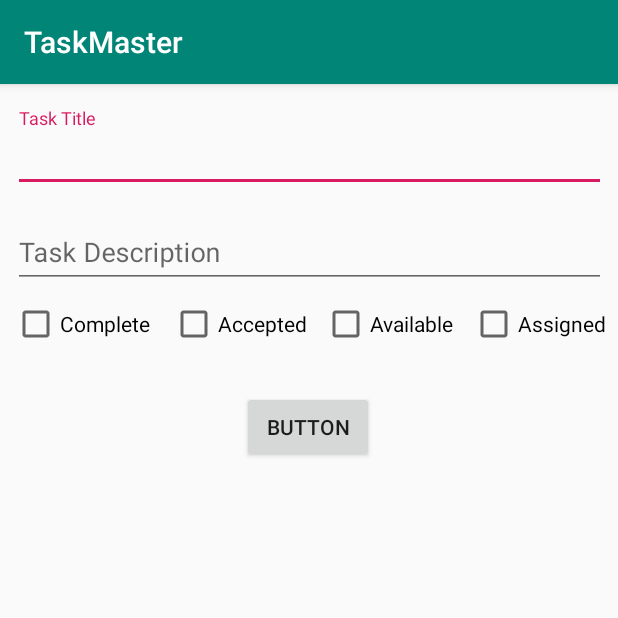
After one commit to herndont/TaskMaster, an Android app: the TaskList screen opened directly, with no data from a screen before it, on a phone screen of 412 x 824 dp, the top half of it. The commit adds this screen. Run offline under Robolectric (Android 15) with nearby library versions, the phone set to English and light mode, and no system bars.

Commit message:
working on the form and recycler view for the tasks

```diff
--- a/app/src/main/AndroidManifest.xml
+++ b/app/src/main/AndroidManifest.xml
@@ -9,6 +9,7 @@
         android:roundIcon="@mipmap/ic_launcher_round"
         android:supportsRtl="true"
         android:theme="@style/AppTheme">
+        <activity android:name=".TaskList"></activity>
         <activity android:name=".MainActivity">
             <intent-filter>
                 <action android:name="android.intent.action.MAIN" />
--- /dev/null
+++ b/app/src/main/java/com/example/taskmaster/TaskList.java
@@ -0,0 +1,16 @@
+package com.example.taskmaster;
+
+import androidx.appcompat.app.AppCompatActivity;
+
+import android.os.Bundle;
+
+public class TaskList extends AppCompatActivity {
+
+    @Override
+    protected void onCreate(Bundle savedInstanceState) {
+        super.onCreate(savedInstanceState);
+        setContentView(R.layout.activity_task_list);
+
+
+    }
+}
--- /dev/null
+++ b/app/src/main/res/layout/activity_task_list.xml
@@ -0,0 +1,110 @@
+<?xml version="1.0" encoding="utf-8"?>
+<androidx.constraintlayout.widget.ConstraintLayout xmlns:android="http://schemas.android.com/apk/res/android"
+    xmlns:app="http://schemas.android.com/apk/res-auto"
+    xmlns:tools="http://schemas.android.com/tools"
+    android:layout_width="match_parent"
+    android:layout_height="match_parent"
+    tools:context="com.example.taskmaster.TaskList">
+
+    <com.google.android.material.textfield.TextInputLayout
+        android:id="@+id/textInputLayout"
+        android:layout_width="395dp"
+        android:layout_height="wrap_content"
+        android:layout_marginTop="16dp"
+        app:layout_constraintEnd_toEndOf="parent"
+        app:layout_constraintStart_toStartOf="parent"
+        app:layout_constraintTop_toTopOf="parent">
+
+        <com.google.android.material.textfield.TextInputEditText
+            android:layout_width="match_parent"
+            android:layout_height="wrap_content"
+            android:hint="Task Title" />
+    </com.google.android.material.textfield.TextInputLayout>
+
+    <com.google.android.material.textfield.TextInputLayout
+        android:id="@+id/textInputLayout2"
+        android:layout_width="395dp"
+        android:layout_height="wrap_content"
+        android:layout_marginTop="8dp"
+        app:layout_constraintEnd_toEndOf="parent"
+        app:layout_constraintStart_toStartOf="parent"
+        app:layout_constraintTop_toBottomOf="@+id/textInputLayout">
+
+        <com.google.android.material.textfield.TextInputEditText
+            android:layout_width="match_parent"
+            android:layout_height="wrap_content"
+            android:hint="Task Description" />
+    </com.google.android.material.textfield.TextInputLayout>
+
+    <CheckBox
+        android:id="@+id/checkBox"
+        android:layout_width="wrap_content"
+        android:layout_height="wrap_content"
+        android:layout_marginStart="212dp"
+        android:layout_marginTop="8dp"
+        android:layout_marginEnd="8dp"
+        android:text="Available"
+        app:layout_constraintEnd_toStartOf="@+id/checkBox2"
+        app:layout_constraintStart_toStartOf="parent"
+        app:layout_constraintTop_toBottomOf="@+id/textInputLayout2" />
+
+    <CheckBox
+        android:id="@+id/checkBox2"
+        android:layout_width="wrap_content"
+        android:layout_height="wrap_content"
+        android:layout_marginTop="8dp"
+        android:layout_marginEnd="8dp"
+        android:text="Assigned"
+        app:layout_constraintEnd_toEndOf="parent"
+        app:layout_constraintTop_toBottomOf="@+id/textInputLayout2" />
+
+    <CheckBox
+        android:id="@+id/checkBox3"
+        android:layout_width="wrap_content"
+        android:layout_height="wrap_content"
+        android:layout_marginTop="8dp"
+        android:layout_marginEnd="8dp"
+        android:text="Accepted"
+        app:layout_constraintEnd_toStartOf="@+id/checkBox"
+        app:layout_constraintHorizontal_bias="0.982"
+        app:layout_constraintStart_toStartOf="parent"
+        app:layout_constraintTop_toBottomOf="@+id/textInputLayout2" />
+
+    <CheckBox
+        android:id="@+id/checkBox4"
+        android:layout_width="wrap_content"
+        android:layout_height="wrap_content"
+        android:layout_marginStart="8dp"
+        android:layout_marginTop="8dp"
+        android:layout_marginEnd="8dp"
+        android:text="Complete"
+        app:layout_constraintEnd_toStartOf="@+id/checkBox3"
+        app:layout_constraintHorizontal_bias="0.0"
+        app:layout_constraintStart_toStartOf="parent"
+        app:layout_constraintTop_toBottomOf="@+id/textInputLayout2" />
+
+    <Button
+        android:id="@+id/button"
+        android:layout_width="wrap_content"
+        android:layout_height="wrap_content"
+        android:layout_marginTop="8dp"
+        android:layout_marginBottom="8dp"
+        android:text="Button"
+        app:layout_constraintBottom_toBottomOf="parent"
+        app:layout_constraintEnd_toEndOf="parent"
+        app:layout_constraintHorizontal_bias="0.498"
+        app:layout_constraintStart_toStartOf="parent"
+        app:layout_constraintTop_toBottomOf="@+id/textInputLayout2"
+        app:layout_constraintVertical_bias="0.107" />
+
+    <androidx.recyclerview.widget.RecyclerView
+        android:id="@+id/taskText"
+        android:layout_width="395dp"
+        android:layout_height="432dp"
+        android:layout_marginTop="8dp"
+        android:layout_marginBottom="8dp"
+        app:layout_constraintBottom_toBottomOf="parent"
+        app:layout_constraintEnd_toEndOf="parent"
+        app:layout_constraintStart_toStartOf="parent"
+        app:layout_constraintTop_toBottomOf="@+id/button" />
+</androidx.constraintlayout.widget.ConstraintLayout>
--- /dev/null
+++ b/app/src/main/res/layout/activity_view.xml
@@ -0,0 +1,32 @@
+<?xml version="1.0" encoding="utf-8"?>
+<LinearLayout xmlns:android="http://schemas.android.com/apk/res/android"
+    android:orientation="vertical" android:layout_width="match_parent"
+    android:layout_height="wrap_content">
+
+    <TextView
+        android:id="@+id/text_title"
+        android:layout_width="match_parent"
+        android:layout_height="wrap_content" />
+
+    <TextView
+        android:id="@+id/text_quantity"
+        android:layout_width="match_parent"
+        android:layout_height="wrap_content" />
+
+    <CheckBox
+    android:layout_width="wrap_content"
+    android:layout_height="wrap_content" />
+
+    <CheckBox
+    android:layout_width="wrap_content"
+    android:layout_height="wrap_content" />
+
+    <CheckBox
+    android:layout_width="wrap_content"
+    android:layout_height="wrap_content" />
+
+    <CheckBox
+    android:layout_width="wrap_content"
+    android:layout_height="wrap_content" />
+
+</LinearLayout>
--- a/app/src/main/res/menu/navigation_menu.xml
+++ b/app/src/main/res/menu/navigation_menu.xml
@@ -5,8 +5,8 @@
         android:title="Finger Exercise"/>
     <item android:id="@+id/nav_item_2"
         android:title="Home"/>
-    <item android:id="@+id/nav_item_3"
-        android:title="Diary"/>
+    <!--<item android:id="@+id/nav_item_3"-->
+        <!--android:title="Diary"/>-->
 
 
 </menu>
```
